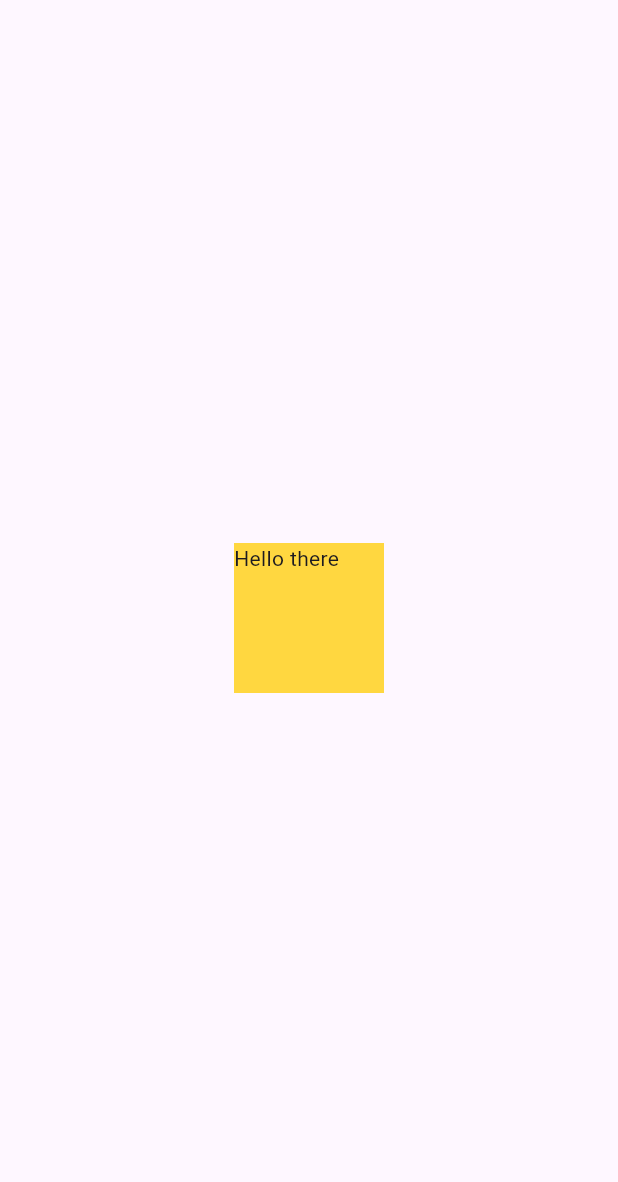
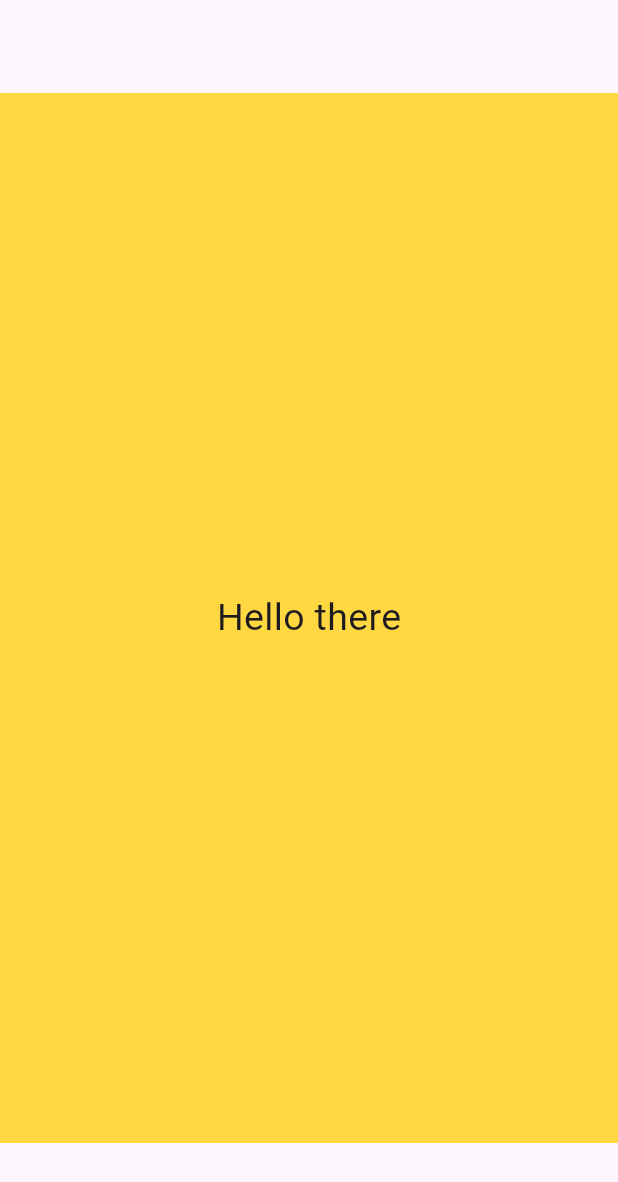
Before and after one commit to masked-redhat/learn-flutter, a Flutter app: the screen it shows after launch, on a phone screen of 412 x 824 dp. Shown: the top 1182 px of the screen. Run offline on Flutter 3.47's test engine with Material 3 defaults, Android fonts, the phone set to English and light mode, and no system bars.

Commit message:
learn: center widget

```diff
--- a/lib/main.dart
+++ b/lib/main.dart
@@ -13,10 +13,12 @@ class MainApp extends StatelessWidget {
       home: Scaffold(
         body: Center(
           child: Container(
-            width: 100,
-            height: 100,
+            width: 700,
+            height: 700,
             color: Colors.amberAccent,
-            child: Text('Hello there'),
+            child: Center(
+              child: Text('Hello there', style: TextStyle(fontSize: 25)),
+            ),
           ),
         ),
       ),
```
